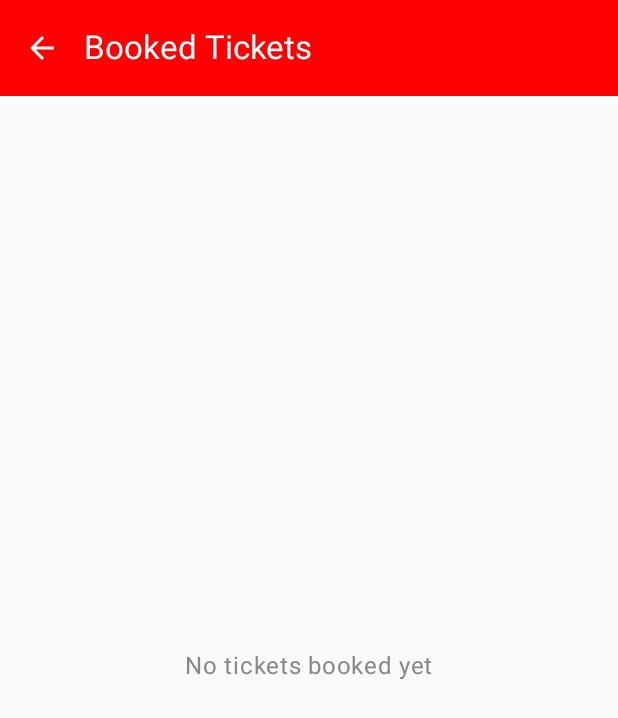
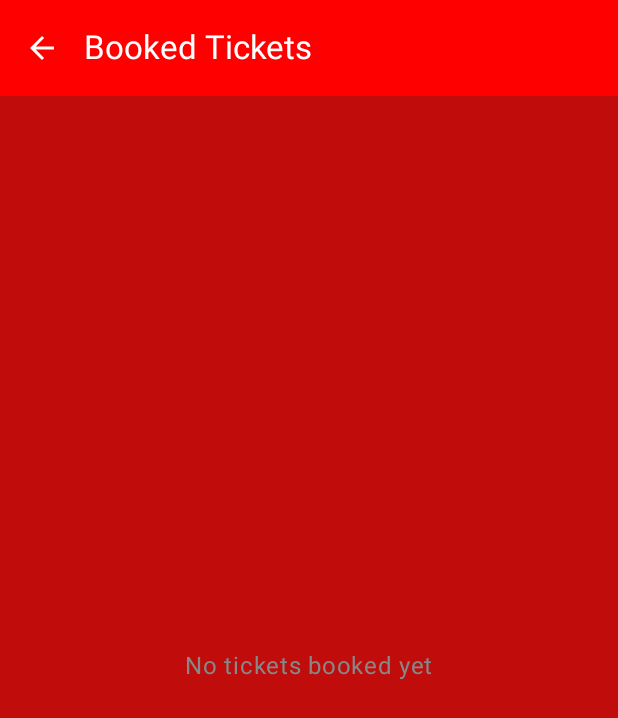
Before and after one commit to gaurav-afk/LookMyShow, an Android app built with Jetpack Compose: the HomeScreen screen opened through its navigation route, after a tap on "My Tickets", on a phone screen of 412 x 824 dp. Shown: the top 718 px of the screen. Run offline under Robolectric (Android 15) with nearby library versions, the phone set to English and light mode, and no system bars; our stand-ins replace Dagger/Hilt's generated code, Firebase (no records; nobody signed in at launch, a user with empty details on screens opened directly), Room's generated code; pictures from the network do not load; 1 statement that could not run was skipped; 3 other taps on this screen came first.

Commit message:
fix: background color issue on the Login screen

```diff
--- a/app/src/main/java/com/towerofapp/lookmyshow/ui/screen/MainActivity.kt
+++ b/app/src/main/java/com/towerofapp/lookmyshow/ui/screen/MainActivity.kt
@@ -1,8 +1,11 @@
 package com.towerofapp.lookmyshow.ui.screen
 
+import android.graphics.Color
+import android.graphics.drawable.ColorDrawable
 import android.os.Bundle
 import androidx.activity.ComponentActivity
 import androidx.activity.compose.setContent
+import androidx.compose.foundation.layout.fillMaxSize
 import androidx.compose.runtime.LaunchedEffect
 import androidx.hilt.navigation.compose.hiltViewModel
 import androidx.navigation.compose.rememberNavController
@@ -12,6 +15,7 @@ import com.towerofapp.lookmyshow.ui.viewmodel.AuthViewModel
 import dagger.hilt.android.AndroidEntryPoint
 import androidx.compose.runtime.collectAsState
 import androidx.compose.runtime.getValue
+import androidx.compose.ui.Modifier
 import androidx.core.splashscreen.SplashScreen.Companion.installSplashScreen
 
 @AndroidEntryPoint
@@ -45,7 +49,12 @@ class MainActivity : ComponentActivity() {
                         else                               -> {}
                     }
                 }
-                AppNavGraph(navController = navController, startDestination = "login")
+                androidx.compose.material3.Surface(
+                    modifier = Modifier.fillMaxSize(),
+                    color = androidx.compose.ui.graphics.Color(0xFFC00D0C)
+                ) {
+                    AppNavGraph(navController = navController, startDestination = "login")
+                }
             }
         }
     }
--- a/app/src/main/java/com/towerofapp/lookmyshow/ui/screen/auth/LoginScreen.kt
+++ b/app/src/main/java/com/towerofapp/lookmyshow/ui/screen/auth/LoginScreen.kt
@@ -26,15 +26,26 @@ fun LoginScreen(navController: NavController, viewModel: AuthViewModel = hiltVie
     val state by viewModel.authState.collectAsState()
     val focusManager = LocalFocusManager.current
 
+    LaunchedEffect(state) {
+        when (state) {
+            is AuthViewModel.AuthState.Success -> {
+                viewModel.saveUser(email)
+                navController.navigate("home") {
+                    popUpTo("login") { inclusive = true }
+                }
+            }
+            else -> Unit
+        }
+    }
     Column(
         modifier = Modifier
+            .fillMaxSize()
             .pointerInput(Unit) {
                 detectTapGestures {
                     focusManager.clearFocus()
                 }
             }
-            .fillMaxSize()
-            .background(color = Color(0xFFFFC00C0C)),
+            .background(color = Color(0xFFC00D0C)),
         verticalArrangement = Arrangement.Center,
         horizontalAlignment = Alignment.CenterHorizontally) {
         TextField(
@@ -56,19 +67,9 @@ fun LoginScreen(navController: NavController, viewModel: AuthViewModel = hiltVie
             Text("Create account", color = Color.White)
         }
 
-        Log.d("loginScreen state:", state.toString())
-
         when (state) {
             is AuthViewModel.AuthState.Loading -> CircularProgressIndicator(color = Color.Red)
             is AuthViewModel.AuthState.Error -> Text("Error: ${(state as AuthViewModel.AuthState.Error).message}")
-            is AuthViewModel.AuthState.Success -> LaunchedEffect(state) {
-                if (state is AuthViewModel.AuthState.Success) {
-                    viewModel.saveUser(email)
-                    navController.navigate("home") {
-                        popUpTo("login") { inclusive = true } // remove login/signup from back stack
-                    }
-                }
-            }
             else -> {}
         }
     }
--- a/app/src/main/java/com/towerofapp/lookmyshow/ui/screen/home/HomeScreen.kt
+++ b/app/src/main/java/com/towerofapp/lookmyshow/ui/screen/home/HomeScreen.kt
@@ -30,8 +30,7 @@ fun HomeScreen(appNavController: NavHostController,viewModel: MoviesViewModel =
         ) { innerPadding ->
             HomeNavGraph(
                 bottomNavHostController = bottomNavHostController,
-                appNavController = appNavController,
-                moviesViewModel = viewModel
+                appNavController = appNavController
             )
         }
 }
@@ -40,7 +39,6 @@ fun HomeScreen(appNavController: NavHostController,viewModel: MoviesViewModel =
 fun HomeNavGraph(
     bottomNavHostController: NavHostController,
     appNavController: NavHostController,
-    moviesViewModel: MoviesViewModel,
 ) {
     NavHost(
         navController = bottomNavHostController,
```
